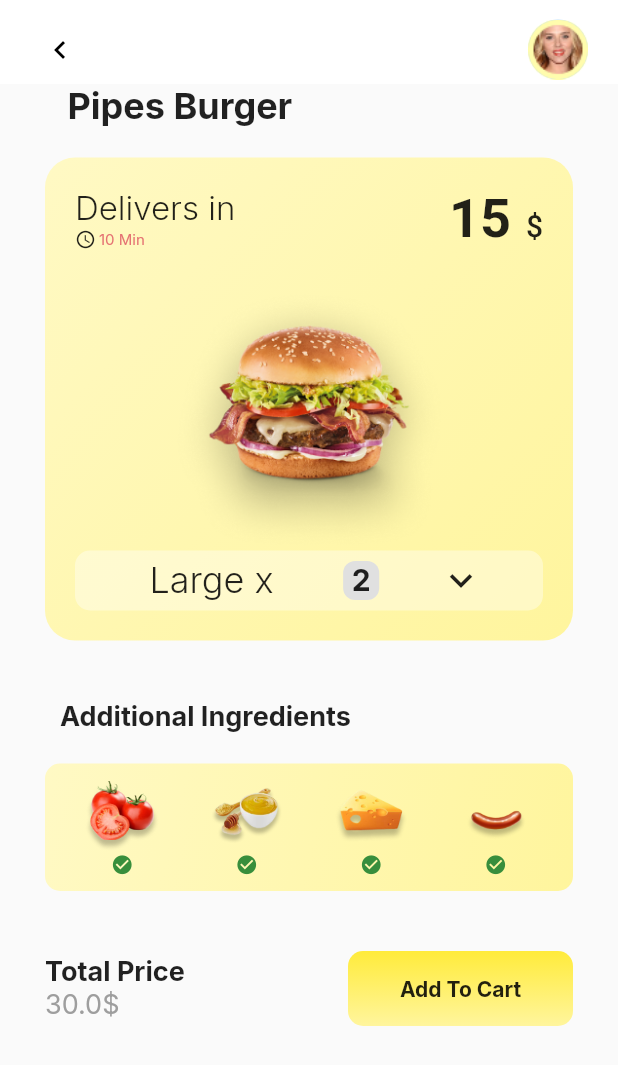
After one commit to Blacksuan19/Food-App-Flutter, a Flutter app: the screen it shows after launch, after a tap on "Pipes Burger", on a phone screen of 412 x 824 dp. The commit adds this screen. Shown: the top 1065 px of the screen. Run offline on Flutter 3.47's test engine with Material 2 defaults, Android fonts, the light colour scheme and no system bars; our stand-ins replace google_fonts.

Commit message:
Pages: design specific food page
- add hero image animation

```diff
--- a/lib/models/food.dart
+++ b/lib/models/food.dart
@@ -3,10 +3,12 @@ import 'package:flutter/material.dart';
 class Food {
   String name;
   String assetName;
-  double price;
+  int price;
   int time;
   Color firstColor;
   Color secondColor;
+  int imageWidth;
+  int imageHeight;
   Food({
     this.name,
     this.assetName,
@@ -14,6 +16,8 @@ class Food {
     this.time,
     this.firstColor,
     this.secondColor,
+    this.imageWidth = 200,
+    this.imageHeight = 80,
   });
 }
 
@@ -33,6 +37,8 @@ List<Food> foods = [
     time: 15,
     firstColor: Colors.red[100],
     secondColor: Colors.grey[100],
+    imageHeight: 80,
+    imageWidth: 80,
   ),
   Food(
     assetName: "beef",
--- /dev/null
+++ b/lib/screens/food_page.dart
@@ -0,0 +1,123 @@
+import 'package:flutter/material.dart';
+
+import 'package:food_app_ui/models/models.dart';
+import 'package:food_app_ui/widgets/widgets.dart';
+
+class FoodPage extends StatelessWidget {
+  final Food foodItem;
+  const FoodPage({
+    Key key,
+    this.foodItem,
+  }) : super(key: key);
+
+  @override
+  Widget build(BuildContext context) {
+    return Scaffold(
+      appBar: makeAppBar(
+        leadingIcon: Icon(Icons.keyboard_arrow_left),
+        context: context,
+        isBack: true,
+      ),
+      body: SingleChildScrollView(
+        child: Padding(
+          padding: const EdgeInsets.symmetric(horizontal: 30),
+          child: Column(
+            crossAxisAlignment: CrossAxisAlignment.start,
+            children: [
+              Padding(
+                padding: const EdgeInsets.only(left: 15, bottom: 20),
+                child: Column(
+                  children: [
+                    Text(
+                      foodItem.name,
+                      style:
+                          TextStyle(fontSize: 24, fontWeight: FontWeight.bold),
+                    ),
+                  ],
+                ),
+              ),
+              FoodCard(foodItem: foodItem),
+              SizedBox(height: 40),
+              Padding(
+                padding: const EdgeInsets.only(left: 10),
+                child: Text(
+                  "Additional Ingredients",
+                  style: TextStyle(
+                    fontWeight: FontWeight.bold,
+                    fontSize: 18,
+                  ),
+                ),
+              ),
+              SizedBox(height: 20),
+              makeExtras(
+                foodItem: foodItem,
+                context: context,
+              ),
+              SizedBox(height: 40),
+              Row(
+                mainAxisAlignment: MainAxisAlignment.spaceBetween,
+                children: [
+                  Column(
+                    crossAxisAlignment: CrossAxisAlignment.start,
+                    children: [
+                      Text(
+                        "Total Price",
+                        style: TextStyle(
+                            fontSize: 18, fontWeight: FontWeight.bold),
+                      ),
+                      Text(
+                        (foodItem.price * 2).toDouble().toString() + "\$",
+                        style: TextStyle(
+                          fontSize: 18,
+                          color: Colors.grey,
+                        ),
+                      )
+                    ],
+                  ),
+                  GradientButton(onTap: () => {})
+                ],
+              )
+            ],
+          ),
+        ),
+      ),
+    );
+  }
+}
+
+class GradientButton extends StatelessWidget {
+  final Function onTap;
+  const GradientButton({
+    Key key,
+    this.onTap,
+  }) : super(key: key);
+
+  @override
+  Widget build(BuildContext context) {
+    return GestureDetector(
+      onTap: onTap,
+      child: Container(
+        width: 150,
+        height: 50,
+        decoration: BoxDecoration(
+          borderRadius: BorderRadius.all(Radius.circular(10)),
+          gradient: LinearGradient(
+            begin: Alignment.topCenter,
+            end: Alignment.bottomCenter,
+            colors: [Colors.yellow, Colors.yellow[200]],
+          ),
+        ),
+        child: Center(
+          child: Text(
+            "Add To Cart",
+            textAlign: TextAlign.center,
+            style: TextStyle(
+              fontSize: 14,
+              fontWeight: FontWeight.bold,
+            ),
+          ),
+        ),
+      ),
+    );
+  }
+}
--- a/lib/screens/home.dart
+++ b/lib/screens/home.dart
@@ -18,6 +18,7 @@ class _HomeState extends State<Home> {
             "assets/images/menu-icon.png",
           ),
         ),
+        context: context,
       ),
       bottomNavigationBar: NavBar(),
       body: SingleChildScrollView(
--- a/lib/screens/screens.dart
+++ b/lib/screens/screens.dart
@@ -1 +1,2 @@
+export 'food_page.dart';
 export 'home.dart';
--- /dev/null
+++ b/lib/widgets/extra_ingreds.dart
@@ -0,0 +1,39 @@
+import 'package:flutter/material.dart';
+
+Container makeExtras({foodItem, context}) {
+  final extras = ["tomato", "honey", "cheese", "small_dog"];
+
+  return Container(
+    width: MediaQuery.of(context).size.width,
+    padding: EdgeInsets.symmetric(horizontal: 10, vertical: 10),
+    decoration: BoxDecoration(
+      borderRadius: BorderRadius.all(Radius.circular(10)),
+      gradient: LinearGradient(
+        begin: Alignment.topLeft,
+        end: Alignment.bottomRight,
+        colors: [foodItem.firstColor, foodItem.secondColor],
+      ),
+    ),
+    child: Row(
+      mainAxisAlignment: MainAxisAlignment.spaceAround,
+      children: [
+        ...extras.map(
+          (image) => Column(
+            children: [
+              Image(
+                image: AssetImage("assets/images/$image.png"),
+                height: 50,
+                width: 50,
+              ),
+              Icon(
+                Icons.check_circle,
+                size: 15,
+                color: Colors.green[700],
+              )
+            ],
+          ),
+        )
+      ],
+    ),
+  );
+}
--- /dev/null
+++ b/lib/widgets/food_card.dart
@@ -0,0 +1,132 @@
+import 'package:flutter/material.dart';
+import 'package:food_app_ui/models/models.dart';
+
+class FoodCard extends StatelessWidget {
+  const FoodCard({
+    Key key,
+    @required this.foodItem,
+  }) : super(key: key);
+
+  final Food foodItem;
+
+  @override
+  Widget build(BuildContext context) {
+    return Container(
+      alignment: Alignment.topCenter,
+      clipBehavior: Clip.hardEdge,
+      padding: EdgeInsets.all(20),
+      decoration: BoxDecoration(
+        borderRadius: BorderRadius.all(Radius.circular(20)),
+        gradient: LinearGradient(
+          begin: Alignment.topLeft,
+          end: Alignment.bottomRight,
+          colors: [foodItem.firstColor, foodItem.secondColor],
+        ),
+      ),
+      child: Column(
+        children: [
+          Row(
+            mainAxisAlignment: MainAxisAlignment.spaceBetween,
+            children: [
+              Column(
+                crossAxisAlignment: CrossAxisAlignment.start,
+                children: [
+                  Text(
+                    "Delivers in",
+                    style: TextStyle(
+                      fontSize: 22,
+                      fontWeight: FontWeight.w300,
+                    ),
+                  ),
+                  Row(
+                    children: [
+                      Icon(
+                        Icons.access_time,
+                        size: 14,
+                      ),
+                      SizedBox(width: 2),
+                      Text(
+                        "${foodItem.time} Min",
+                        style: TextStyle(
+                            fontSize: 10,
+                            color: Colors.red[300],
+                            fontWeight: FontWeight.w400),
+                      )
+                    ],
+                  ),
+                ],
+              ),
+              Text.rich(
+                TextSpan(
+                    text: foodItem.price.toString(),
+                    style: TextStyle(
+                      fontSize: 36,
+                      fontWeight: FontWeight.bold,
+                    ),
+                    children: [
+                      TextSpan(
+                        text: "  \$",
+                        style: TextStyle(
+                          fontSize: 20,
+                          fontWeight: FontWeight.w500,
+                        ),
+                      ),
+                    ]),
+              ),
+            ],
+          ),
+          Hero(
+            tag: foodItem.name,
+            child: Image(
+              image:
+                  AssetImage("assets/images/burgers/${foodItem.assetName}.png"),
+              height: 200,
+              fit: BoxFit.cover,
+            ),
+          ),
+          Container(
+            padding: EdgeInsets.only(left: 10, top: 5, bottom: 5),
+            decoration: BoxDecoration(
+              color: Colors.white38,
+              borderRadius: BorderRadius.all(
+                Radius.circular(10),
+              ),
+            ),
+            child: Row(
+              mainAxisAlignment: MainAxisAlignment.spaceEvenly,
+              children: [
+                Text(
+                  "Large x ",
+                  style: TextStyle(
+                    fontSize: 24,
+                    fontWeight: FontWeight.w300,
+                  ),
+                ),
+                Container(
+                  padding: EdgeInsets.all(1),
+                  decoration: BoxDecoration(
+                    color: Colors.grey[300],
+                    borderRadius: BorderRadius.all(
+                      Radius.circular(8),
+                    ),
+                  ),
+                  child: Text(
+                    " 2 ",
+                    style: TextStyle(
+                        wordSpacing: 10,
+                        fontWeight: FontWeight.bold,
+                        fontSize: 20),
+                  ),
+                ),
+                Icon(
+                  Icons.keyboard_arrow_down,
+                  size: 30,
+                )
+              ],
+            ),
+          )
+        ],
+      ),
+    );
+  }
+}
--- a/lib/widgets/item_card.dart
+++ b/lib/widgets/item_card.dart
@@ -1,6 +1,8 @@
+import 'package:flutter/cupertino.dart';
 import 'package:flutter/material.dart';
 
 import 'package:food_app_ui/models/models.dart';
+import 'package:food_app_ui/screens/screens.dart';
 
 class ItemCard extends StatelessWidget {
   final Food foodItem;
@@ -11,11 +13,21 @@ class ItemCard extends StatelessWidget {
 
   @override
   Widget build(BuildContext context) {
-    return Container(
+    return GestureDetector(
+      onTap: () => Navigator.push(
+        context,
+        CupertinoPageRoute(
+          builder: (context) => FoodPage(
+            foodItem: foodItem,
+          ),
+        ),
+      ),
+      child: Container(
         alignment: Alignment.topCenter,
         clipBehavior: Clip.hardEdge,
         width: 120,
         height: 150,
+        padding: EdgeInsets.only(top: 20),
         decoration: BoxDecoration(
           borderRadius: BorderRadius.all(Radius.circular(20)),
           gradient: LinearGradient(
@@ -28,11 +40,17 @@ class ItemCard extends StatelessWidget {
           mainAxisAlignment: MainAxisAlignment.start,
           crossAxisAlignment: CrossAxisAlignment.start,
           children: [
-          Image(
-            image:
-                AssetImage("assets/images/burgers/${foodItem.assetName}.png"),
-            height: 100,
+            Center(
+              child: Hero(
+                tag: foodItem.name,
+                child: Image(
+                  image: AssetImage(
+                      "assets/images/burgers/${foodItem.assetName}.png"),
+                  height: foodItem.imageHeight.toDouble(),
+                  width: foodItem.imageWidth.toDouble(),
                   fit: BoxFit.cover,
+                ),
+              ),
             ),
             Padding(
               padding: const EdgeInsets.only(left: 10),
@@ -68,6 +86,7 @@ class ItemCard extends StatelessWidget {
             )
           ],
         ),
+      ),
     );
   }
 }
--- a/lib/widgets/widgets.dart
+++ b/lib/widgets/widgets.dart
@@ -1,6 +1,8 @@
 export 'app_bar.dart';
 export 'bottom_navbar.dart';
 export 'category_row.dart';
+export 'extra_ingreds.dart';
+export 'food_card.dart';
 export 'header.dart';
 export 'item_card.dart';
 export 'text_field.dart';
```
Also changed, not shown: assets/images/burgers/beef.png, assets/images/burgers/chicken.png, assets/images/burgers/dog.png, assets/images/burgers/pipes.png, assets/images/cheese.png (added), assets/images/honey.png (added), assets/images/menu-icon.svg (deleted), assets/images/small_dog.png (added), assets/images/tomato.png (added). Lines whose indentation alone changed are shown as unchanged.
